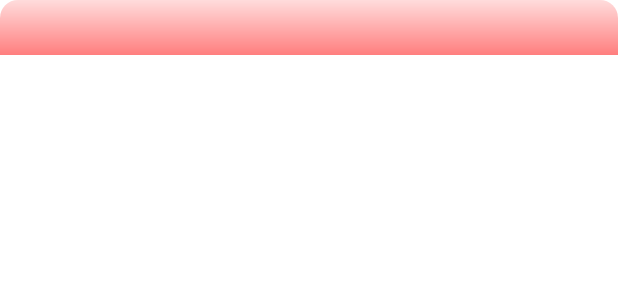
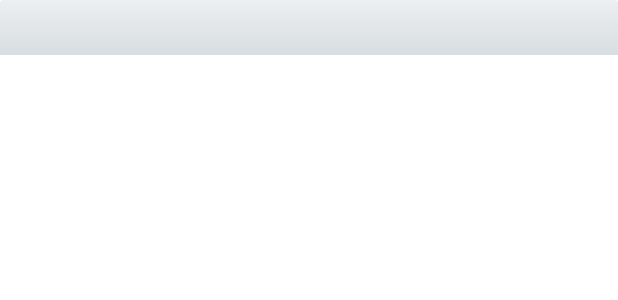
Before and after one commit to raghadabdullah97/RRLMovie---, an Android app: the layout fragment_over_view_detail.xml on its own in the app's theme, with its tools: preview values and no code run, on a phone screen of 412 x 824 dp. Shown: the top 300 px of the screen. Run offline under Robolectric (Android 15) with nearby library versions, the phone set to English and light mode, and no system bars.

Commit message:
edit colors

```diff
--- a/app/src/main/res/drawable/shape_details.xml
+++ b/app/src/main/res/drawable/shape_details.xml
@@ -3,7 +3,7 @@
     <gradient
         android:type="linear"
         android:angle="90"
-        android:startColor="#81FF0000"
-        android:endColor="#23FF0000" />
-    <corners android:topRightRadius="12dp" android:topLeftRadius="12dp"/>
+        android:startColor="#3B546E7A"
+        android:endColor="#3CB0BEC5" />
+    <corners android:topRightRadius="2dp" android:topLeftRadius="2dp"/>
 </shape>
--- a/app/src/main/res/layout/activity_main.xml
+++ b/app/src/main/res/layout/activity_main.xml
@@ -10,4 +10,5 @@
     android:layout_height="match_parent"
     app:navGraph="@navigation/nav_graph"
     app:defaultNavHost="true"
-    tools:layout="@layout/fragment_over_view" />
+    tools:layout="@layout/fragment_over_view"
+    android:background="@color/green1"/>
--- a/app/src/main/res/layout/fragment_over_view.xml
+++ b/app/src/main/res/layout/fragment_over_view.xml
@@ -2,7 +2,8 @@
 
 <layout xmlns:android="http://schemas.android.com/apk/res/android"
     xmlns:app="http://schemas.android.com/apk/res-auto"
-    xmlns:tools="http://schemas.android.com/tools">
+    xmlns:tools="http://schemas.android.com/tools"
+    android:background="@color/green1">
 
     <data>
 
--- a/app/src/main/res/layout/fragment_over_view_detail.xml
+++ b/app/src/main/res/layout/fragment_over_view_detail.xml
@@ -39,14 +39,14 @@
 
                 <TextView
                     android:id="@+id/titleDetail"
-                    android:textColor="#fff"
-                    android:textStyle="bold"
-                    android:padding="7dp"
-                    android:background="@drawable/shape_details"
-                    android:textSize="16sp"
                     android:layout_width="match_parent"
                     android:layout_height="wrap_content"
-                    android:text="@{movieVeiwModel.movieTitle}" />
+                    android:background="@drawable/shape_details"
+                    android:padding="7dp"
+                    android:text="@{movieVeiwModel.movieTitle}"
+                    android:textColor="#fff"
+                    android:textSize="16sp"
+                    android:textStyle="bold" />
 
                 <TextView
                     android:id="@+id/decriptionDetails"
@@ -55,7 +55,9 @@
                     android:layout_below="@+id/moviePosterDetail"
                     android:layout_marginTop="10dp"
                     android:padding="7dp"
-                    android:text="@{movieVeiwModel.movieDetail}" />
+                    android:text="@{movieVeiwModel.movieDetail}"
+                    android:textColor="#CDC1BFBF"
+                    android:textStyle="bold" />
             </RelativeLayout>
 
         </ScrollView>
--- a/app/src/main/res/layout/grid_view_item.xml
+++ b/app/src/main/res/layout/grid_view_item.xml
@@ -23,7 +23,8 @@
             android:layout_margin="6dp"
             android:background="#A43C241B"
             android:clickable="true"
-            android:padding="1dp">
+            android:padding="1dp"
+            android:focusable="true">
 
             <ImageView
                 android:id="@+id/myImage"
--- a/app/src/main/res/navigation/nav_graph.xml
+++ b/app/src/main/res/navigation/nav_graph.xml
@@ -8,7 +8,7 @@
     <fragment
         android:id="@+id/overViewDetailFragment"
         android:name="com.example.rrlmovie.overview.OverViewDetailFragment"
-        android:label="fragment_over_view_detail"
+        android:label="Movie Info"
         tools:layout="@layout/fragment_over_view_detail" >
         <argument
             android:name="id"
@@ -20,7 +20,7 @@
     <fragment
         android:id="@+id/overViewFragment"
         android:name="com.example.rrlmovie.overview.OverViewFragment"
-        android:label="OverViewFragment" >
+        android:label="Movies " >
         <action
             android:id="@+id/action_overViewFragment_to_overViewDetailFragment"
             app:destination="@id/overViewDetailFragment" />
--- a/app/src/main/res/values/colors.xml
+++ b/app/src/main/res/values/colors.xml
@@ -7,5 +7,7 @@
     <color name="teal_700">#FF018786</color>
     <color name="black">#FF000000</color>
     <color name="white">#FFFFFFFF</color>
+    <color name="green1">#8D081714</color>
+    <color name="blue">#37474F</color>
 
 </resources>
--- a/app/src/main/res/values/themes.xml
+++ b/app/src/main/res/values/themes.xml
@@ -2,8 +2,8 @@
     <!-- Base application theme. -->
     <style name="Theme.RRLMovie" parent="Theme.MaterialComponents.DayNight.DarkActionBar">
         <!-- Primary brand color. -->
-        <item name="colorPrimary">@color/purple_500</item>
-        <item name="colorPrimaryVariant">@color/purple_700</item>
+        <item name="colorPrimary">#C8000000</item>
+        <item name="colorPrimaryVariant">#B7000000</item>
         <item name="colorOnPrimary">@color/white</item>
         <!-- Secondary brand color. -->
         <item name="colorSecondary">@color/teal_200</item>
```
